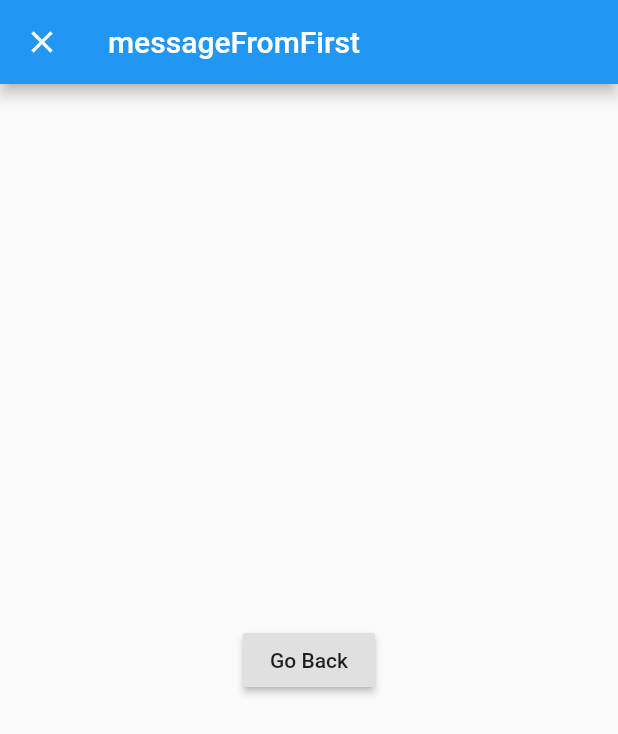
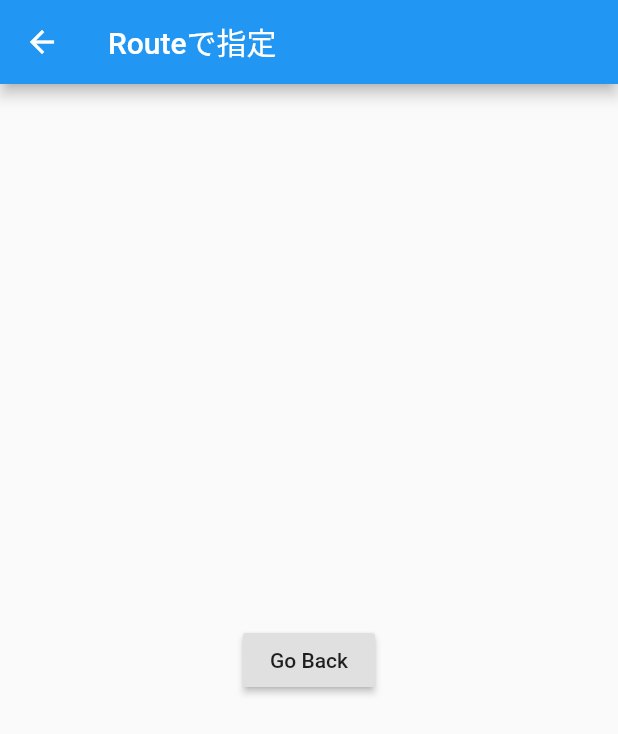
Before and after one commit to iinoten/-flutter_leaning_from_the_basic, a Flutter app: the screen it shows after launch, after a tap on "Next Page", on a phone screen of 412 x 824 dp. Shown: the top 734 px of the screen. Run offline on Flutter 3.47's test engine with Material 2 defaults, Android fonts, the phone set to English and light mode, and no system bars.

Commit message:
routeを使用してのルーティング

```diff
--- a/lib/main.dart
+++ b/lib/main.dart
@@ -1,4 +1,5 @@
 import 'package:flutter/material.dart';
+
 
 void main() => runApp(MyApp());
 
@@ -10,7 +11,11 @@ class MyApp extends StatelessWidget {
       theme: ThemeData(
         primarySwatch: Colors.blue
       ),
-      home: FirstPage(),
+      initialRoute: '/',
+      routes: {
+        '/': (context) => FirstPage(),
+        '/second': (context) => SecondPage("Routeで指定"),
+      },
     );
   }
 }
@@ -21,17 +26,8 @@ class FirstPage extends StatelessWidget {
       appBar: AppBar(title: const Text('First Page')),
       body: Center(
         child: RaisedButton(
-          onPressed: () async {
-            var message = await Navigator.push( // async/awaitでデータを貰う
-              context,
-              MaterialPageRoute(
-                builder: (context) {
-                  return SecondPage('messageFromFirst');
-                },
-                fullscreenDialog: true,
-              )
-            );
-            print(message);
+          onPressed: () {
+            Navigator.pushNamed(context, '/second'); //routeでルーティング
           },
           child: Text('Next Page'),
         ),
@@ -42,7 +38,7 @@ class FirstPage extends StatelessWidget {
 
 class SecondPage extends StatelessWidget {
   final String messageFromFirst;
-  SecondPage(this.messageFromFirst); // 引数の登録
+  SecondPage(this.messageFromFirst); // 引数の登録 引数をrequired
   Widget build(BuildContext context) {
     return Scaffold(
       appBar: AppBar(title: Text(messageFromFirst)),
```
